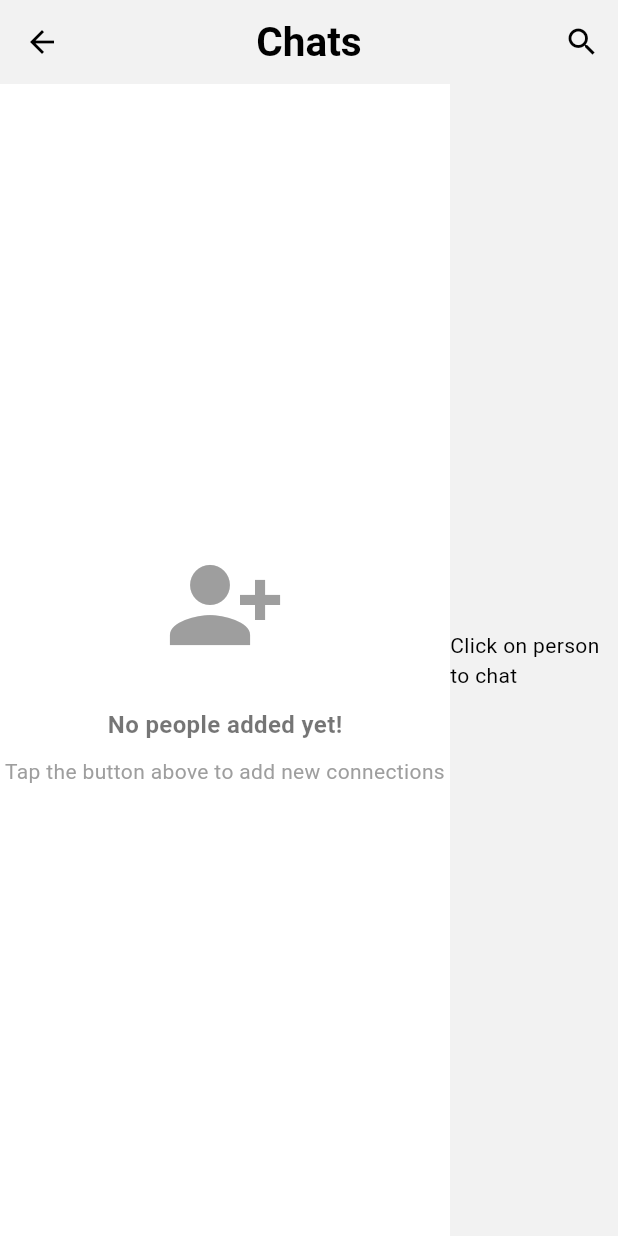
After one commit to sanket92011/chat_app, a Flutter app: the WebHomePage screen opened directly, on a phone screen of 412 x 824 dp. The commit adds this screen. Run offline on Flutter 3.47's test engine with Material 3 defaults, Android fonts, the phone set to English and light mode, and no system bars; our stand-ins replace cloud_firestore, emoji_picker_flutter, firebase_auth, firebase_core, flutter_advanced_drawer, flutter_chat_bubble and 2 more; missing offline and left inert: firebase_cloud_firestore, zego_uikit_prebuilt_call; accounts and stored records are empty; network calls fail; Roboto replaces fonts that are missing (Jua-Regular); statements that could not run were skipped.

Commit message:
Added features

```diff
--- a/lib/pages/chat_page.dart
+++ b/lib/pages/chat_page.dart
@@ -78,12 +78,6 @@ class _ChatPageState extends State<ChatPage> {
                             children: [
                               Row(
                                 children: [
-                                  IconButton(
-                                    onPressed: () {
-                                      Navigator.pop(context);
-                                    },
-                                    icon: const Icon(Icons.arrow_back_ios),
-                                  ),
                                   Column(
                                     crossAxisAlignment:
                                         CrossAxisAlignment.start,
--- /dev/null
+++ b/lib/web/pages/home_page.dart
@@ -0,0 +1,270 @@
+import 'package:chatapp/pages/chat_page.dart';
+import 'package:chatapp/pages/drawer.dart';
+import 'package:chatapp/pages/search_page.dart';
+import 'package:chatapp/service/chat_services.dart';
+import 'package:chatapp/service/database_service.dart';
+import 'package:firebase_auth/firebase_auth.dart';
+import 'package:cloud_firestore/cloud_firestore.dart';
+import 'package:flutter/foundation.dart';
+import 'package:flutter/material.dart';
+import 'package:flutter_advanced_drawer/flutter_advanced_drawer.dart';
+
+class WebHomePage extends StatefulWidget {
+  const WebHomePage({
+    super.key,
+  });
+
+  @override
+  State<WebHomePage> createState() => _HomePageState();
+}
+
+class _HomePageState extends State<WebHomePage> {
+  final ChatServices _chatServices = ChatServices();
+  late String roomId;
+  String currentUserUid = '';
+  String anotherUserUid = '';
+  bool isActive = false;
+  String? selectedUserUid;
+  String? selectedUserName;
+  String? selectedProfilePic;
+  bool? selectedUserActive;
+
+  @override
+  void initState() {
+    _chatServices.sendActiveStatus(
+        FirebaseAuth.instance.currentUser!.uid, true);
+    _chatServices.sendLastActiveTime(FirebaseAuth.instance.currentUser!.uid);
+    roomId = ([currentUserUid, anotherUserUid]..sort()).join('_');
+
+    super.initState();
+  }
+
+  @override
+  Widget build(BuildContext context) {
+    return Scaffold(
+      appBar: AppBar(
+        actions: [
+          IconButton(
+            onPressed: () {
+              Navigator.push(
+                context,
+                MaterialPageRoute(
+                  builder: (context) => const SearchPage(),
+                ),
+              );
+            },
+            icon: const Icon(Icons.search),
+          ),
+        ],
+        elevation: 0,
+        centerTitle: true,
+        title: const Text(
+          "Chats",
+          style: TextStyle(
+            fontSize: 27,
+            fontWeight: FontWeight.bold,
+          ),
+        ),
+      ),
+      body: Row(
+        children: [
+          Container(
+            width: 300,
+            color: Colors.white,
+            child: StreamBuilder<DocumentSnapshot>(
+              stream: FirebaseFirestore.instance
+                  .collection('users')
+                  .doc(FirebaseAuth.instance.currentUser!.uid)
+                  .snapshots(),
+              builder: (context, userSnapshot) {
+                if (userSnapshot.connectionState == ConnectionState.waiting) {
+                  return const Center(child: CircularProgressIndicator());
+                }
+
+                if (!userSnapshot.hasData || userSnapshot.data == null) {
+                  return const Center(
+                    child: Text(
+                      "No Chats Available",
+                      style: TextStyle(fontSize: 18, color: Colors.grey),
+                    ),
+                  );
+                }
+
+                List<String> groups =
+                    List<String>.from(userSnapshot.data!['groups'] ?? []);
+
+                if (groups.isEmpty) {
+                  return Center(
+                    child: Column(
+                      mainAxisAlignment: MainAxisAlignment.center,
+                      children: [
+                        IconButton(
+                          onPressed: () {
+                            Navigator.push(
+                                context,
+                                MaterialPageRoute(
+                                  builder: (context) => const SearchPage(),
+                                ));
+                          },
+                          icon: const Icon(
+                            Icons.person_add_alt_1,
+                            size: 80,
+                            color: Colors.grey,
+                          ),
+                          tooltip: 'Add People',
+                        ),
+                        const SizedBox(height: 20),
+                        const Text(
+                          "No people added yet!",
+                          style: TextStyle(
+                            fontFamily: "Jua-Regular",
+                            fontSize: 16,
+                            fontWeight: FontWeight.bold,
+                            color: Colors.black54,
+                          ),
+                        ),
+                        const SizedBox(height: 10),
+                        const Text(
+                          "Tap the button above to add new connections",
+                          textAlign: TextAlign.center,
+                          style: TextStyle(
+                            fontSize: 14,
+                            color: Colors.grey,
+                          ),
+                        ),
+                      ],
+                    ),
+                  );
+                }
+
+                return StreamBuilder<QuerySnapshot>(
+                  stream: FirebaseFirestore.instance
+                      .collection('users')
+                      .where('uid', whereIn: groups)
+                      .snapshots(),
+                  builder: (context, usersSnapshot) {
+                    if (usersSnapshot.connectionState ==
+                        ConnectionState.waiting) {
+                      return const Center(child: CircularProgressIndicator());
+                    }
+
+                    if (!usersSnapshot.hasData ||
+                        usersSnapshot.data!.docs.isEmpty) {
+                      return const Center(
+                        child: Text(
+                          "No Chats Available",
+                          style: TextStyle(fontSize: 18, color: Colors.grey),
+                        ),
+                      );
+                    }
+
+                    final docs = usersSnapshot.data!.docs;
+
+                    return ListView.builder(
+                      padding: const EdgeInsets.symmetric(horizontal: 10),
+                      itemCount: docs.length,
+                      itemBuilder: (context, index) {
+                        final doc = docs[index];
+                        final name = doc['name'];
+                        final profileUrl = doc['profilePic'];
+                        final isActive = doc['isActive'];
+                        final anotherUserUid = doc['uid'];
+
+                        return GestureDetector(
+                          onTap: () {
+                            setState(() {
+                              selectedUserUid = anotherUserUid;
+                              selectedUserName = name;
+                              selectedProfilePic = profileUrl;
+                              selectedUserActive = isActive;
+                            });
+                          },
+                          child: Column(
+                            children: [
+                              const SizedBox(height: 10),
+                              Card(
+                                elevation: 0,
+                                margin: const EdgeInsets.only(bottom: 15),
+                                shape: RoundedRectangleBorder(
+                                  borderRadius: BorderRadius.circular(15),
+                                ),
+                                child: Padding(
+                                  padding: const EdgeInsets.symmetric(
+                                    horizontal: 15,
+                                    vertical: 12,
+                                  ),
+                                  child: Row(
+                                    children: [
+                                      Stack(
+                                        children: [
+                                          CircleAvatar(
+                                            radius: 30,
+                                            backgroundImage: NetworkImage(
+                                              profileUrl.isEmpty
+                                                  ? "https://images.pexels.com/photos/14653174/pexels-photo-14653174.jpeg?auto=compress&cs=tinysrgb&w=1260&h=750&dpr=1"
+                                                  : profileUrl,
+                                            ),
+                                          ),
+                                          Positioned(
+                                            bottom: 1,
+                                            right: 1,
+                                            child: CircleAvatar(
+                                              backgroundColor: isActive == true
+                                                  ? Colors.green
+                                                  : Colors.transparent,
+                                              radius: 8,
+                                            ),
+                                          )
+                                        ],
+                                      ),
+                                      const SizedBox(width: 15),
+                                      Expanded(
+                                        child: Text(
+                                          name,
+                                          style: const TextStyle(
+                                            fontSize: 18,
+                                            fontWeight: FontWeight.w500,
+                                            overflow: TextOverflow.ellipsis,
+                                          ),
+                                        ),
+                                      ),
+                                    ],
+                                  ),
+                                ),
+                              ),
+                            ],
+                          ),
+                        );
+                      },
+                    );
+                  },
+                );
+              },
+            ),
+          ),
+          //here
+          selectedUserUid == null
+              ? Expanded(
+                  child: Container(
+                    child: const Column(
+                      mainAxisAlignment: MainAxisAlignment.center,
+                      crossAxisAlignment: CrossAxisAlignment.center,
+                      children: [
+                        Center(child: Text("Click on person to chat"))
+                      ],
+                    ),
+                  ),
+                )
+              : Expanded(
+                  child: ChatPage(
+                    name: selectedUserName!,
+                    currentUserUid: FirebaseAuth.instance.currentUser!.uid,
+                    anotherUserUid: selectedUserUid!,
+                    isActive: selectedUserActive!,
+                  ),
+                )
+        ],
+      ),
+    );
+  }
+}
```
Also changed, not shown: lib/main.dart (+9 -1 lines), lib/web/pages/auth/login_page.dart (added, +159 -0 lines), lib/web/pages/auth/signup_page.dart (added, +176 -0 lines).
